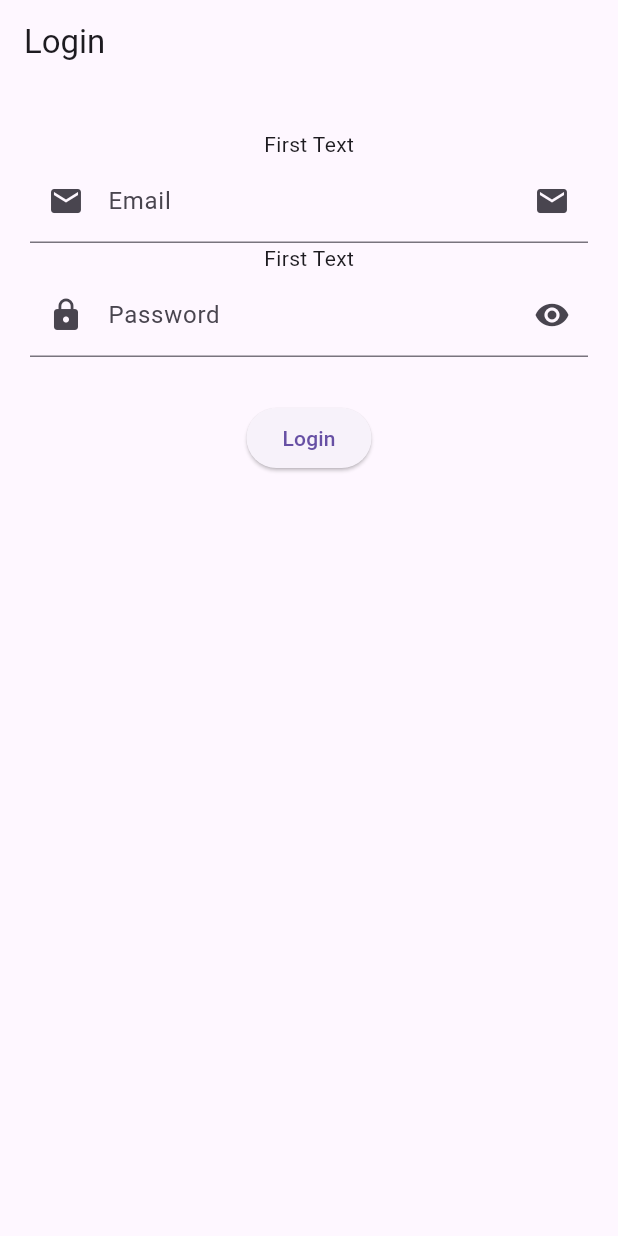
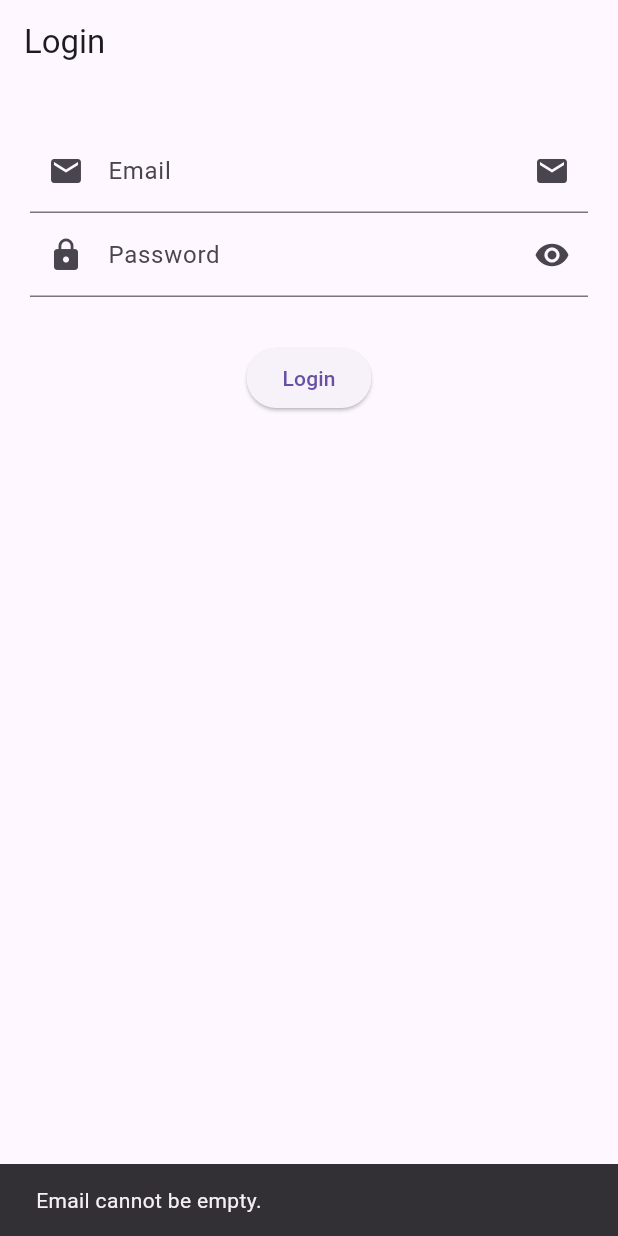
Before and after one commit to MuhammadAliKust/Flutter-B7, a Flutter app: the screen it shows after launch, after a tap on "Login", on a phone screen of 412 x 824 dp. Run offline on Flutter 3.47's test engine with Material 3 defaults, Android fonts, the phone set to English and light mode, and no system bars.

```diff
--- /dev/null
+++ b/lib/demo.dart
@@ -0,0 +1,4 @@
+void main(){
+  String name = "Ali";
+  print("My name is $name");
+}
--- a/lib/login.dart
+++ b/lib/login.dart
@@ -1,7 +1,10 @@
 import 'package:flutter/material.dart';
 
 class LoginView extends StatelessWidget {
-  const LoginView({super.key});
+  LoginView({super.key});
+
+  TextEditingController emailController = TextEditingController();
+  TextEditingController pwdController = TextEditingController();
 
   @override
   Widget build(BuildContext context) {
@@ -10,12 +13,11 @@ class LoginView extends StatelessWidget {
         title: Text("Login"),
       ),
       body: Padding(
-        padding: const EdgeInsets.symmetric(horizontal: 20.0,vertical: 30),
-
+        padding: const EdgeInsets.symmetric(horizontal: 20.0, vertical: 30),
         child: Column(
           children: [
-            Text("First Text"),
             TextField(
+              controller: emailController,
               keyboardType: TextInputType.emailAddress,
               decoration: InputDecoration(
                   label: Text("Email"),
@@ -23,9 +25,8 @@ class LoginView extends StatelessWidget {
                   prefixIcon: Icon(Icons.email),
                   suffixIcon: Icon(Icons.email)),
             ),
-
-            Text("First Text"),
             TextField(
+              controller: pwdController,
               keyboardType: TextInputType.emailAddress,
               // obscureText: true,
               decoration: InputDecoration(
@@ -37,7 +38,25 @@ class LoginView extends StatelessWidget {
             SizedBox(
               height: 30,
             ),
-            ElevatedButton(onPressed: () {}, child: Text("Login"))
+            ElevatedButton(
+                onPressed: () {
+                  if (emailController.text.isEmpty) {
+                    ScaffoldMessenger.of(context).showSnackBar(
+                        SnackBar(content: Text("Email cannot be empty.")));
+                    return;
+                  }
+                  if (pwdController.text.isEmpty) {
+                    ScaffoldMessenger.of(context).showSnackBar(
+                        SnackBar(content: Text("Password cannot be empty.")));
+                    return;
+                  }
+                  if (pwdController.text.length < 6) {
+                    ScaffoldMessenger.of(context).showSnackBar(
+                        SnackBar(content: Text("Password must be 6 or more characters.")));
+                    return;
+                  }
+                },
+                child: Text("Login"))
           ],
         ),
       ),
```
